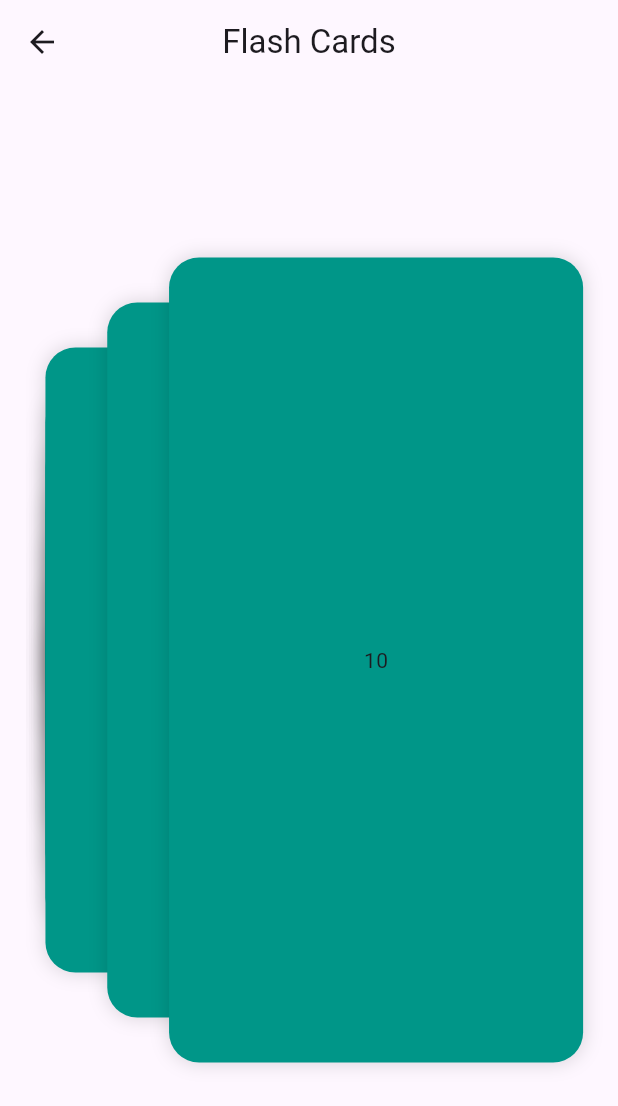
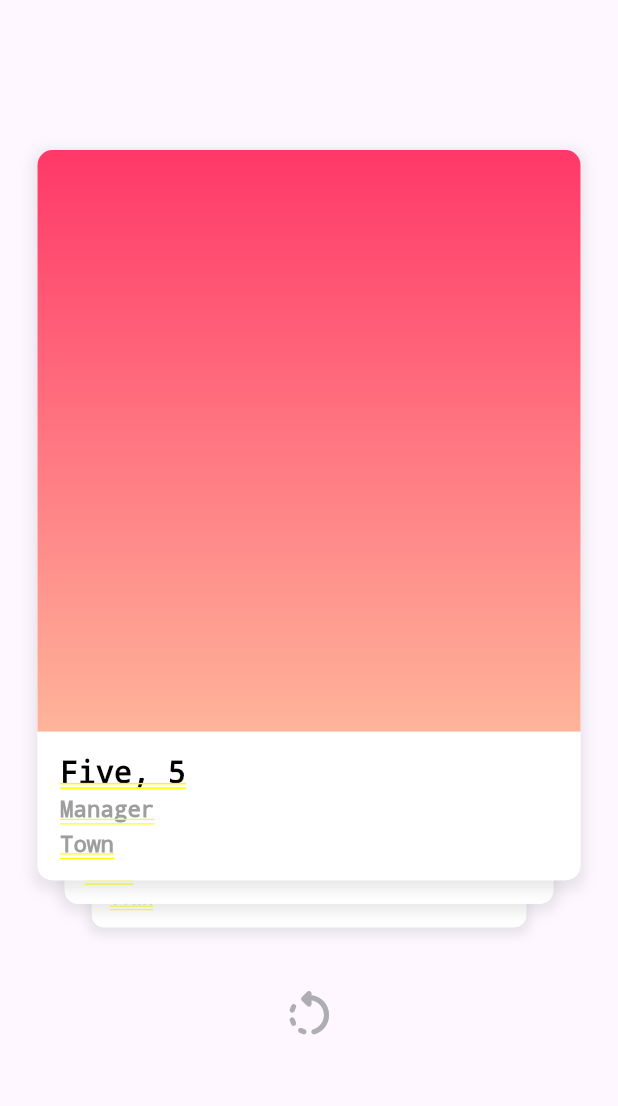
Before and after one commit to Richmond-Nunoo/Flutter-Riddles, a Flutter app: the MyCustomWidget screen opened directly, on a phone screen of 412 x 824 dp. Shown: the top 1106 px of the screen. Run offline on Flutter 3.47's test engine with Material 2 defaults, Android fonts, the phone set to English and light mode, and no system bars; drawn by our look-alikes of appinio_swiper, flip_card; statements that could not run were skipped.

Commit message:
flashcard cards added. improve code

```diff
--- a/lib/main.dart
+++ b/lib/main.dart
@@ -8,7 +8,6 @@ void main() {
 class MyApp extends StatelessWidget {
   const MyApp({super.key});
 
-  // This widget is the root of your application.
   @override
   Widget build(BuildContext context) {
     return MaterialApp(
--- /dev/null
+++ b/lib/views/buttons.dart
@@ -0,0 +1,98 @@
+import 'package:flutter/cupertino.dart';
+import 'package:flutter/material.dart';
+
+import 'package:appinio_swiper/appinio_swiper.dart';
+
+class ExampleButton extends StatelessWidget {
+  final Function onTap;
+  final Widget child;
+
+  const ExampleButton({
+    required this.onTap,
+    required this.child,
+    Key? key,
+  }) : super(key: key);
+
+  @override
+  Widget build(BuildContext context) {
+    return GestureDetector(
+      onTap: () => onTap(),
+      child: child,
+    );
+  }
+}
+
+//swipe card to the right side
+Widget swipeRightButton(AppinioSwiperController controller) {
+  return ExampleButton(
+    onTap: () => controller.swipeRight(),
+    child: Container(
+      height: 60,
+      width: 60,
+      decoration: BoxDecoration(
+        color: CupertinoColors.activeGreen,
+        borderRadius: BorderRadius.circular(50),
+        boxShadow: [
+          BoxShadow(
+            color: CupertinoColors.activeGreen.withOpacity(0.9),
+            spreadRadius: -10,
+            blurRadius: 20,
+            offset: const Offset(0, 20), // changes position of shadow
+          ),
+        ],
+      ),
+      alignment: Alignment.center,
+      child: const Icon(
+        Icons.check,
+        color: CupertinoColors.white,
+        size: 40,
+      ),
+    ),
+  );
+}
+
+//swipe card to the left side
+Widget swipeLeftButton(AppinioSwiperController controller) {
+  return ExampleButton(
+    onTap: () => controller.swipeLeft(),
+    child: Container(
+      height: 60,
+      width: 60,
+      decoration: BoxDecoration(
+        color: const Color(0xFFFF3868),
+        borderRadius: BorderRadius.circular(50),
+        boxShadow: [
+          BoxShadow(
+            color: const Color(0xFFFF3868).withOpacity(0.9),
+            spreadRadius: -10,
+            blurRadius: 20,
+            offset: const Offset(0, 20), // changes position of shadow
+          ),
+        ],
+      ),
+      alignment: Alignment.center,
+      child: const Icon(
+        Icons.close,
+        color: CupertinoColors.white,
+        size: 40,
+      ),
+    ),
+  );
+}
+
+//unswipe card
+Widget unswipeButton(AppinioSwiperController controller) {
+  return ExampleButton(
+    onTap: () => controller.unswipe(),
+    child: Container(
+      height: 60,
+      width: 60,
+      alignment: Alignment.center,
+      child: const Icon(
+        Icons.rotate_left_rounded,
+        color: CupertinoColors.systemGrey2,
+        size: 40,
+      ),
+    ),
+  );
+}
--- /dev/null
+++ b/lib/views/example_cards.dart
@@ -0,0 +1,179 @@
+import 'package:flashcards_quiz/views/model.dart';
+import 'package:flip_card/flip_card.dart';
+import 'package:flutter/cupertino.dart';
+import 'package:flutter/material.dart';
+
+class ExampleCard extends StatelessWidget {
+  final ExampleCandidateModel candidate;
+  final Function() tap;
+
+  const ExampleCard({
+    Key? key,
+    required this.candidate,
+    required this.tap,
+  }) : super(key: key);
+
+  @override
+  Widget build(BuildContext context) {
+    return FlipCard(
+      front: Container(
+        decoration: BoxDecoration(
+          borderRadius: BorderRadius.circular(10),
+          color: CupertinoColors.white,
+          boxShadow: [
+            BoxShadow(
+              color: CupertinoColors.systemGrey.withOpacity(0.2),
+              spreadRadius: 3,
+              blurRadius: 7,
+              offset: const Offset(0, 3),
+            )
+          ],
+        ),
+        alignment: Alignment.center,
+        child: Column(
+          children: [
+            Flexible(
+              child: Container(
+                decoration: BoxDecoration(
+                  gradient: candidate.color,
+                  borderRadius: const BorderRadius.only(
+                    topLeft: Radius.circular(10),
+                    topRight: Radius.circular(10),
+                  ),
+                ),
+              ),
+            ),
+            Container(
+              padding: const EdgeInsets.all(15),
+              decoration: const BoxDecoration(
+                color: Colors.white,
+                borderRadius: BorderRadius.only(
+                  bottomLeft: Radius.circular(10),
+                  bottomRight: Radius.circular(10),
+                ),
+              ),
+              child: Row(
+                children: [
+                  Column(
+                    mainAxisSize: MainAxisSize.min,
+                    mainAxisAlignment: MainAxisAlignment.center,
+                    crossAxisAlignment: CrossAxisAlignment.start,
+                    children: [
+                      Text(
+                        candidate.name!,
+                        style: const TextStyle(
+                          color: Colors.black,
+                          fontWeight: FontWeight.bold,
+                          fontSize: 20,
+                        ),
+                      ),
+                      const SizedBox(
+                        height: 5,
+                      ),
+                      Text(
+                        candidate.job!,
+                        style: const TextStyle(
+                          color: Colors.grey,
+                          fontSize: 15,
+                        ),
+                      ),
+                      const SizedBox(
+                        height: 5,
+                      ),
+                      Text(
+                        candidate.city!,
+                        style: const TextStyle(
+                          color: Colors.grey,
+                          fontSize: 15,
+                        ),
+                      )
+                    ],
+                  ),
+                ],
+              ),
+            ),
+          ],
+        ),
+      ),
+      back: Container(
+        decoration: BoxDecoration(
+          borderRadius: BorderRadius.circular(10),
+          color: CupertinoColors.white,
+          boxShadow: [
+            BoxShadow(
+              color: CupertinoColors.systemGrey.withOpacity(0.2),
+              spreadRadius: 3,
+              blurRadius: 7,
+              offset: const Offset(0, 3),
+            )
+          ],
+        ),
+        alignment: Alignment.center,
+        child: Column(
+          children: [
+            Flexible(
+              child: Container(
+                decoration: BoxDecoration(
+                  gradient: candidate.color,
+                  borderRadius: const BorderRadius.only(
+                    topLeft: Radius.circular(10),
+                    topRight: Radius.circular(10),
+                  ),
+                ),
+              ),
+            ),
+            Container(
+              padding: const EdgeInsets.all(15),
+              decoration: const BoxDecoration(
+                color: Colors.white,
+                borderRadius: BorderRadius.only(
+                  bottomLeft: Radius.circular(10),
+                  bottomRight: Radius.circular(10),
+                ),
+              ),
+              child: Row(
+                children: [
+                  Column(
+                    mainAxisSize: MainAxisSize.min,
+                    mainAxisAlignment: MainAxisAlignment.center,
+                    crossAxisAlignment: CrossAxisAlignment.start,
+                    children: [
+                      Text(
+                        candidate.name!,
+                        style: const TextStyle(
+                          color: Colors.blue,
+                          fontWeight: FontWeight.bold,
+                          fontSize: 20,
+                        ),
+                      ),
+                      const SizedBox(
+                        height: 5,
+                      ),
+                      Text(
+                        candidate.job!,
+                        style: const TextStyle(
+                          color: Colors.grey,
+                          fontSize: 15,
+                        ),
+                      ),
+                      const SizedBox(
+                        height: 5,
+                      ),
+                      Text(
+                        candidate.city!,
+                        style: const TextStyle(
+                          color: Colors.grey,
+                          fontSize: 15,
+                        ),
+                      )
+                    ],
+                  ),
+                ],
+              ),
+            ),
+          ],
+        ),
+      ),
+    );
+  }
+}
--- a/lib/views/flash_cards.dart
+++ b/lib/views/flash_cards.dart
@@ -1,5 +1,8 @@
-import 'package:flutter/material.dart';
-import 'dart:math';
+import 'package:appinio_swiper/appinio_swiper.dart';
+import 'package:flashcards_quiz/views/buttons.dart';
+import 'package:flashcards_quiz/views/example_cards.dart';
+import 'package:flashcards_quiz/views/model.dart';
+import 'package:flutter/cupertino.dart';
 
 class MyCustomWidget extends StatefulWidget {
   const MyCustomWidget({super.key});
@@ -9,94 +12,72 @@ class MyCustomWidget extends StatefulWidget {
 }
 
 class MyCustomWidgetState extends State<MyCustomWidget> {
-  double _page = 10;
-
+  final AppinioSwiperController controller = AppinioSwiperController();
   @override
   Widget build(BuildContext context) {
-    double width = MediaQuery.of(context).size.width;
-    double height = MediaQuery.of(context).size.height;
-    PageController pageController;
-    pageController = PageController(initialPage: 10);
-    pageController.addListener(
-      () {
-        setState(
-          () {
-            _page = pageController.page!;
-          },
-        );
-      },
-    );
-
-    return Scaffold(
-      appBar: AppBar(
-        title: const Text("Flash Cards"),
-        centerTitle: true,
-      ),
-      body: Center(
-        child: Stack(
-          children: [
-            SizedBox(
-              height: height * 0.7,
-              width: width * .95,
-              child: LayoutBuilder(
-                builder: (context, boxConstraints) {
-                  List<Widget> cards = [];
-
-                  for (int i = 0; i <= 11; i++) {
-                    double currentPageValue = i - _page;
-                    bool pageLocation = currentPageValue > 0;
-
-                    double start = 20 +
-                        max(
-                          (boxConstraints.maxWidth - width * .75) -
-                              ((boxConstraints.maxWidth - width * .75) / 2) *
-                                  -currentPageValue *
-                                  (pageLocation ? 9 : 1),
-                          0.0,
-                        );
-
-                    var customizableCard = Positioned.directional(
-                      top: 20 + 30 * max(-currentPageValue, 0.0),
-                      bottom: 20 + 30 * max(-currentPageValue, 0.0),
-                      start: start,
-                      textDirection: TextDirection.ltr,
-                      child: Container(
-                        height: width * .67,
-                        width: width * .67,
-                        alignment: Alignment.center,
-                        decoration: BoxDecoration(
-                          color: Colors.teal,
-                          borderRadius: BorderRadius.circular(20),
-                          boxShadow: [
-                            BoxShadow(
-                                color: Colors.black.withOpacity(.15),
-                                blurRadius: 10)
-                          ],
-                        ),
-                        child: Text("$i"),
-                      ),
-                    );
-                    cards.add(customizableCard);
-                  }
-                  return Stack(children: cards);
-                },
+    return CupertinoPageScaffold(
+      child: Column(
+        children: [
+          const SizedBox(
+            height: 50,
+          ),
+          SizedBox(
+            height: MediaQuery.of(context).size.height * 0.70,
+            child: AppinioSwiper(
+              loop: true,
+              backgroundCardsCount: 2,
+              swipeOptions: const AppinioSwipeOptions.all(),
+              unlimitedUnswipe: true,
+              controller: controller,
+              unswipe: _unswipe,
+              onSwiping: (AppinioSwiperDirection direction) {
+                print("${direction.index}");
+                debugPrint(direction.toString());
+              },
+              onSwipe: _swipe,
+              padding: const EdgeInsets.only(
+                left: 25,
+                right: 25,
+                top: 50,
+                bottom: 40,
               ),
+              onEnd: _onEnd,
+              cardsCount: candidates.length,
+              cardsBuilder: (BuildContext context, int index) {
+                var cardIndex = candidates[index];
+                print(index);
+                return ExampleCard(
+                  candidate: cardIndex,
+                  tap: () {
+                    print(cardIndex.name);
+                  },
+                );
+              },
             ),
-            Positioned.fill(
-              child: PageView.builder(
-                physics: const BouncingScrollPhysics(
-                  parent: AlwaysScrollableScrollPhysics(),
-                ),
-                itemCount: 11,
-                controller: pageController,
-                itemBuilder: (context, index) {
-                  return const SizedBox();
-                },
-              ),
-            ),
-          ],
-        ),
+          ),
+          const SizedBox(
+            height: 20,
+          ),
+          unswipeButton(controller)
+        ],
       ),
     );
   }
 }
+
+void _swipe(int index, AppinioSwiperDirection direction) {
+  print("the card was swiped to the: ${direction.name}");
+  print(index);
+}
+
+void _unswipe(bool unswiped) {
+  if (unswiped) {
+    print("SUCCESS: card was unswiped");
+  } else {
+    print("FAIL: no card left to unswipe");
+  }
+}
+
+void _onEnd() {
+  print("end reached!");
+}
--- /dev/null
+++ b/lib/views/model.dart
@@ -0,0 +1,111 @@
+import 'package:flutter/cupertino.dart';
+
+class ExampleCandidateModel {
+  String? name;
+  String? job;
+  String? city;
+  LinearGradient? color;
+
+  ExampleCandidateModel({
+    this.name,
+    this.job,
+    this.city,
+    this.color,
+  });
+}
+
+List<ExampleCandidateModel> candidates = [
+  // ExampleCandidateModel(
+  //   name: 'Eight, 8',
+  //   job: 'Manager',
+  //   city: 'Town',
+  //   color: gradientPink,
+  // ),
+  // ExampleCandidateModel(
+  //   name: 'Seven, 7',
+  //   job: 'Manager',
+  //   city: 'Town',
+  //   color: gradientBlue,
+  // ),
+  // ExampleCandidateModel(
+  //   name: 'Six, 6',
+  //   job: 'Manager',
+  //   city: 'Town',
+  //   color: gradientPurple,
+  // ),
+  ExampleCandidateModel(
+    name: 'Five, 5',
+    job: 'Manager',
+    city: 'Town',
+    color: gradientRed,
+  ),
+  ExampleCandidateModel(
+    name: 'Four, 4',
+    job: 'Manager',
+    city: 'Town',
+    color: gradientPink,
+  ),
+  ExampleCandidateModel(
+    name: 'Three, 3',
+    job: 'Manager',
+    city: 'Town',
+    color: gradientBlue,
+  ),
+  ExampleCandidateModel(
+    name: 'Two, 2',
+    job: 'Manager',
+    city: 'Town',
+    color: gradientPurple,
+  ),
+  ExampleCandidateModel(
+    name: 'One, 1',
+    job: 'Manager',
+    city: 'Town',
+    color: gradientRed,
+  ),
+];
+
+const LinearGradient gradientRed = LinearGradient(
+  begin: Alignment.topCenter,
+  end: Alignment.bottomCenter,
+  colors: [
+    Color(0xFFFF3868),
+    Color(0xFFFFB49A),
+  ],
+);
+
+const LinearGradient gradientPurple = LinearGradient(
+  begin: Alignment.topCenter,
+  end: Alignment.bottomCenter,
+  colors: [
+    Color(0xFF736EFE),
+    Color(0xFF62E4EC),
+  ],
+);
+
+const LinearGradient gradientBlue = LinearGradient(
+  begin: Alignment.topCenter,
+  end: Alignment.bottomCenter,
+  colors: [
+    Color(0xFF0BA4E0),
+    Color(0xFFA9E4BD),
+  ],
+);
+
+const LinearGradient gradientPink = LinearGradient(
+  begin: Alignment.topCenter,
+  end: Alignment.bottomCenter,
+  colors: [
+    Color(0xFFFF6864),
+    Color(0xFFFFB92F),
+  ],
+);
+
+const LinearGradient kNewFeedCardColorsIdentityGradient = LinearGradient(
+  begin: Alignment.topCenter,
+  end: Alignment.bottomCenter,
+  colors: [
+    Color(0xFF7960F1),
+    Color(0xFFE1A5C9),
+  ],
+);
--- a/pubspec.yaml
+++ b/pubspec.yaml
@@ -35,6 +35,10 @@ dependencies:
   # The following adds the Cupertino Icons font to your application.
   # Use with the CupertinoIcons class for iOS style icons.
   cupertino_icons: ^1.0.2
+  flutter_riverpod: ^2.3.6
+  flip_card: ^0.7.0
+  another_transformer_page_view: ^2.0.1
+  appinio_swiper: ^2.0.2
 
 dev_dependencies:
   flutter_test:
```
Also changed, not shown: pubspec.lock.
